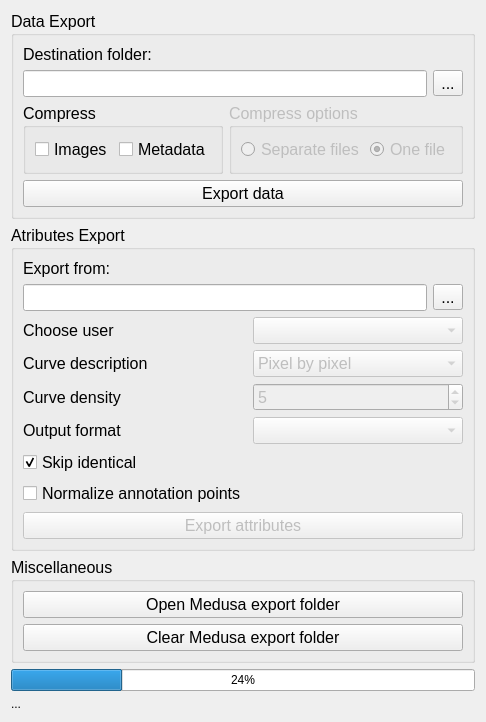
The window that trunk/src/edr/src/plugins/medusaExporter/ui/medusaExporter.ui (mk4me/hm-mde-one) describes before a commit, drawn with Qt 5.
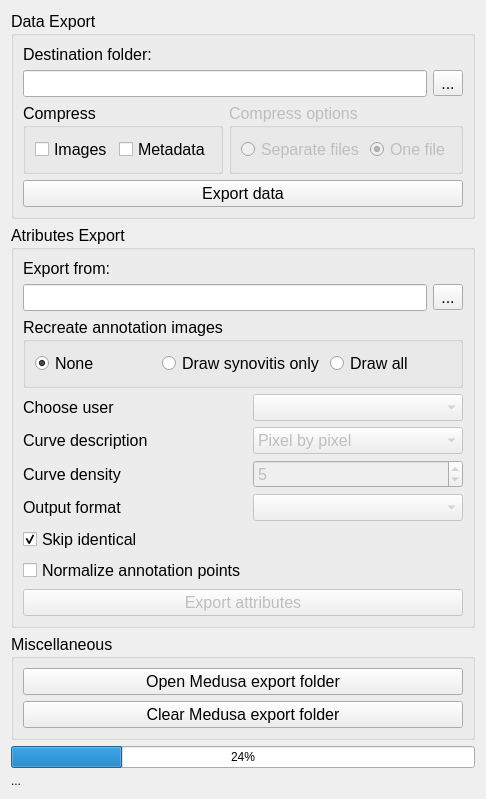
The same window after the commit.

Commit message: medusa - nowa opcja eksportera zapis obrazow z wprowadzonymi adnotacjami

```diff
--- a/trunk/src/edr/src/plugins/medusaExporter/ui/medusaExporter.ui
+++ b/trunk/src/edr/src/plugins/medusaExporter/ui/medusaExporter.ui
@@ -9,8 +9,8 @@
    <rect>
     <x>0</x>
     <y>0</y>
-    <width>428</width>
-    <height>636</height>
+    <width>439</width>
+    <height>670</height>
    </rect>
   </property>
   <property name="windowTitle">
@@ -186,10 +186,50 @@
            <string>Atributes Export</string>
           </property>
           <layout class="QGridLayout" name="gridLayout">
+           <item row="2" column="0" colspan="2">
+            <widget class="QLineEdit" name="exportFromLineEdit">
+             <property name="frame">
+              <bool>true</bool>
+             </property>
+             <property name="readOnly">
+              <bool>true</bool>
+             </property>
+            </widget>
+           </item>
+           <item row="10" column="0" colspan="3">
+            <widget class="QPushButton" name="exportButton">
+             <property name="enabled">
+              <bool>false</bool>
+             </property>
+             <property name="text">
+              <string>Export attributes</string>
+             </property>
+             <property name="checkable">
+              <bool>true</bool>
+             </property>
+            </widget>
+           </item>
+           <item row="5" column="1" colspan="2">
+            <widget class="QComboBox" name="curveDescriptionComboBox">
+             <property name="enabled">
+              <bool>false</bool>
+             </property>
+             <item>
+              <property name="text">
+               <string>Pixel by pixel</string>
+              </property>
+             </item>
+             <item>
+              <property name="text">
+               <string>Key points</string>
+              </property>
+             </item>
+            </widget>
+           </item>
            <item row="5" column="0">
-            <widget class="QLabel" name="label_2">
+            <widget class="QLabel" name="label_5">
              <property name="text">
-              <string>Curve density</string>
+              <string>Curve description</string>
              </property>
             </widget>
            </item>
@@ -200,13 +240,33 @@
              </property>
             </widget>
            </item>
-           <item row="3" column="1" colspan="2">
+           <item row="4" column="1" colspan="2">
             <widget class="QComboBox" name="chooseUserComboBox">
              <property name="enabled">
               <bool>false</bool>
              </property>
             </widget>
            </item>
+           <item row="6" column="0">
+            <widget class="QLabel" name="label_2">
+             <property name="text">
+              <string>Curve density</string>
+             </property>
+            </widget>
+           </item>
+           <item row="8" column="0">
+            <widget class="QCheckBox" name="skipIdenticalComboBox">
+             <property name="enabled">
+              <bool>true</bool>
+             </property>
+             <property name="text">
+              <string>Skip identical</string>
+             </property>
+             <property name="checked">
+              <bool>true</bool>
+             </property>
+            </widget>
+           </item>
            <item row="1" column="0">
             <widget class="QLabel" name="label_4">
              <property name="text">
@@ -214,27 +274,28 @@
              </property>
             </widget>
            </item>
-           <item row="3" column="0">
+           <item row="4" column="0">
             <widget class="QLabel" name="label">
              <property name="text">
               <string>Choose user</string>
              </property>
             </widget>
            </item>
+           <item row="7" column="1" colspan="2">
+            <widget class="QComboBox" name="chooseFormatComboBox">
+             <property name="enabled">
+              <bool>false</bool>
+             </property>
+            </widget>
+           </item>
            <item row="7" column="0">
-            <widget class="QCheckBox" name="skipIdenticalComboBox">
-             <property name="enabled">
-              <bool>true</bool>
-             </property>
+            <widget class="QLabel" name="label_6">
              <property name="text">
-              <string>Skip identical</string>
-             </property>
-             <property name="checked">
-              <bool>true</bool>
+              <string>Output format</string>
              </property>
             </widget>
            </item>
-           <item row="5" column="1" colspan="2">
+           <item row="6" column="1" colspan="2">
             <widget class="QSpinBox" name="curveDensitySpinBox">
              <property name="enabled">
               <bool>false</bool>
@@ -244,72 +305,44 @@
              </property>
             </widget>
            </item>
-           <item row="6" column="0">
-            <widget class="QLabel" name="label_6">
-             <property name="text">
-              <string>Output format</string>
-             </property>
-            </widget>
-           </item>
-           <item row="8" column="0">
+           <item row="9" column="0">
             <widget class="QCheckBox" name="normalizePointsCheck">
              <property name="text">
               <string>Normalize annotation points</string>
              </property>
             </widget>
            </item>
-           <item row="6" column="1" colspan="2">
-            <widget class="QComboBox" name="chooseFormatComboBox">
-             <property name="enabled">
-              <bool>false</bool>
+           <item row="3" column="0" colspan="3">
+            <widget class="QGroupBox" name="groupBox">
+             <property name="title">
+              <string>Recreate annotation images</string>
              </property>
-            </widget>
-           </item>
-           <item row="2" column="0" colspan="2">
-            <widget class="QLineEdit" name="exportFromLineEdit">
-             <property name="frame">
-              <bool>true</bool>
-             </property>
-             <property name="readOnly">
-              <bool>true</bool>
-             </property>
-            </widget>
-           </item>
-           <item row="9" column="0" colspan="3">
-            <widget class="QPushButton" name="exportButton">
-             <property name="enabled">
-              <bool>false</bool>
-             </property>
-             <property name="text">
-              <string>Export attributes</string>
-             </property>
-             <property name="checkable">
-              <bool>true</bool>
-             </property>
-            </widget>
-           </item>
-           <item row="4" column="0">
-            <widget class="QLabel" name="label_5">
-             <property name="text">
-              <string>Curve description</string>
-             </property>
-            </widget>
-           </item>
-           <item row="4" column="1" colspan="2">
-            <widget class="QComboBox" name="curveDescriptionComboBox">
-             <property name="enabled">
-              <bool>false</bool>
-             </property>
-             <item>
-              <property name="text">
-               <string>Pixel by pixel</string>
-              </property>
-             </item>
-             <item>
-              <property name="text">
-               <string>Key points</string>
-              </property>
-             </item>
+             <layout class="QHBoxLayout" name="horizontalLayout_2">
+              <item>
+               <widget class="QRadioButton" name="noneRadio">
+                <property name="text">
+                 <string>None</string>
+                </property>
+                <property name="checked">
+                 <bool>true</bool>
+                </property>
+               </widget>
+              </item>
+              <item>
+               <widget class="QRadioButton" name="synovitisRadio">
+                <property name="text">
+                 <string>Draw synovitis only</string>
+                </property>
+               </widget>
+              </item>
+              <item>
+               <widget class="QRadioButton" name="allRadio">
+                <property name="text">
+                 <string>Draw all</string>
+                </property>
+               </widget>
+              </item>
+             </layout>
             </widget>
            </item>
           </layout>
```
The commit also changes 4 other files.
